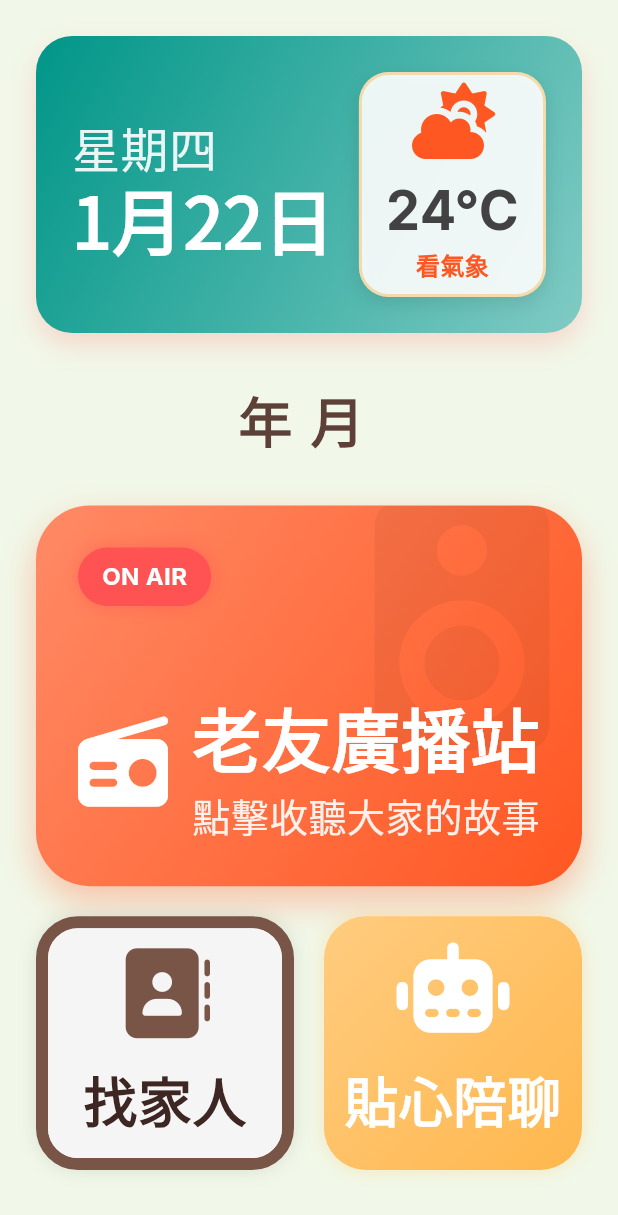
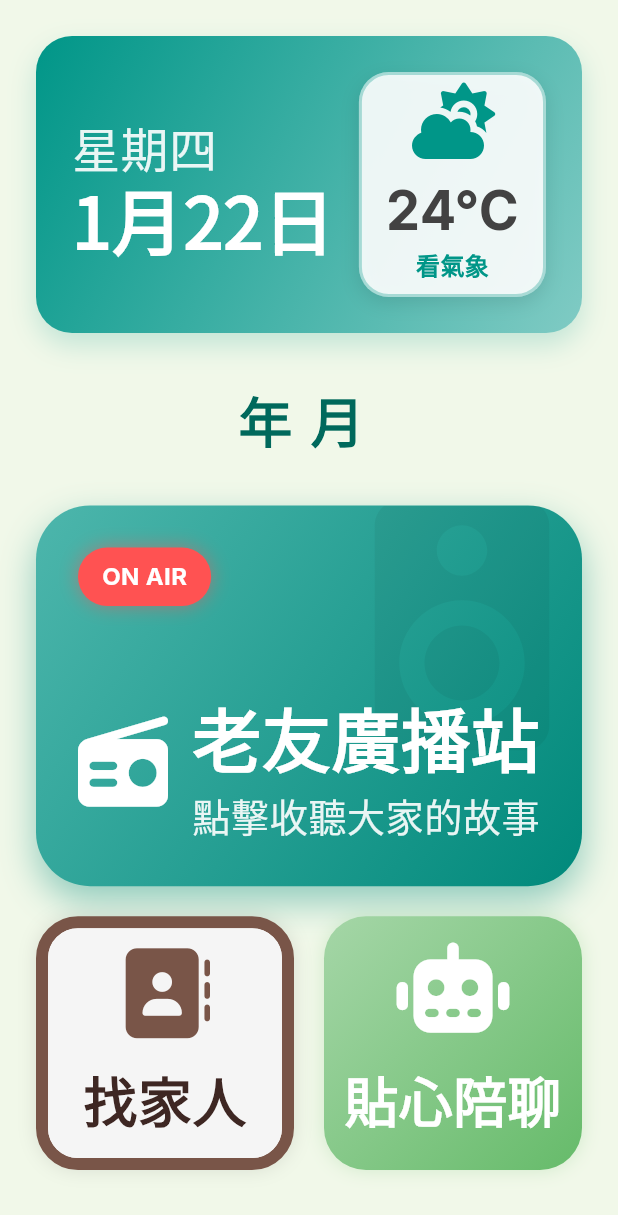
Before and after one commit to HuangYu-Kai/UniFlow, a Flutter app: the ElderHomeScreen screen opened directly, on a phone screen of 412 x 824 dp. Shown: the top 1215 px of the screen. Run offline on Flutter 3.47's test engine with Material 3 defaults, Android fonts, the phone set to English and light mode, and no system bars; drawn by our look-alikes of flutter_animate; our stand-ins replace flutter_tts, font_awesome_flutter, google_fonts, qr_flutter; missing offline and left inert: lunar.

Commit message:
unified_home_colors

```diff
--- a/lib/screens/elder_home_screen.dart
+++ b/lib/screens/elder_home_screen.dart
@@ -76,7 +76,7 @@ class _ElderHomeScreenState extends State<ElderHomeScreen> {
                   borderRadius: BorderRadius.circular(24),
                   boxShadow: [
                     BoxShadow(
-                      color: Colors.redAccent.withOpacity(0.2),
+                      color: Colors.teal.withOpacity(0.2), // 統一陰影色
                       blurRadius: 15,
                       offset: const Offset(0, 8),
                     ),
@@ -143,7 +143,7 @@ class _ElderHomeScreenState extends State<ElderHomeScreen> {
                             ),
                           ],
                           border: Border.all(
-                            color: Colors.orange.withOpacity(0.3), // 橘色邊框
+                            color: Colors.teal.withOpacity(0.3), // 統一邊框色
                             width: 2,
                           ),
                         ),
@@ -151,7 +151,7 @@ class _ElderHomeScreenState extends State<ElderHomeScreen> {
                           children: [
                             const FaIcon(
                               FontAwesomeIcons.cloudSun,
-                              color: Colors.deepOrange, // 深橘色圖示
+                              color: Colors.teal, // 統一圖示色
                               size: 48,
                             ),
                             const SizedBox(height: 8),
@@ -171,7 +171,7 @@ class _ElderHomeScreenState extends State<ElderHomeScreen> {
                               style: GoogleFonts.notoSansTc(
                                 fontSize: 16,
                                 fontWeight: FontWeight.bold,
-                                color: Colors.deepOrange,
+                                color: Colors.teal,
                               ),
                             ),
                           ],
@@ -191,7 +191,7 @@ class _ElderHomeScreenState extends State<ElderHomeScreen> {
                   style: GoogleFonts.notoSansTc(
                     fontSize: 36, // 大字體
                     fontWeight: FontWeight.bold,
-                    color: const Color(0xFF5D4037), // 深褐色
+                    color: const Color(0xFF00695C), // 深青色文字
                     letterSpacing: 2.0,
                   ),
                 ),
@@ -238,17 +238,17 @@ class _ElderHomeScreenState extends State<ElderHomeScreen> {
       child:
           Container(
                 decoration: BoxDecoration(
-                  color: const Color(0xFFFF7043), // 復古橘
+                  color: const Color(0xFF26A69A), // 青色
                   borderRadius: BorderRadius.circular(36),
                   // 擬物化紋理 (Gradient)
                   gradient: const LinearGradient(
-                    colors: [Color(0xFFFF8A65), Color(0xFFFF5722)], // 橘紅漸層
+                    colors: [Color(0xFF4DB6AC), Color(0xFF00897B)], // 青色漸層
                     begin: Alignment.topLeft,
                     end: Alignment.bottomRight,
                   ),
                   boxShadow: [
                     BoxShadow(
-                      color: const Color(0xFFFF7043).withOpacity(0.4),
+                      color: const Color(0xFF00897B).withOpacity(0.4),
                       blurRadius: 20,
                       offset: const Offset(0, 10),
                     ),
@@ -415,15 +415,15 @@ class _ElderHomeScreenState extends State<ElderHomeScreen> {
       ),
       child: Container(
         decoration: BoxDecoration(
-          color: const Color(0xFFFFCC80), // 淺橘
+          color: const Color(0xFFA5D6A7), // 淺綠
           borderRadius: BorderRadius.circular(28),
           gradient: const LinearGradient(
-            colors: [Color(0xFFFFCC80), Color(0xFFFFB74D)], // 淺橘漸層
+            colors: [Color(0xFFA5D6A7), Color(0xFF66BB6A)], // 淺綠漸層
             begin: Alignment.topLeft,
             end: Alignment.bottomRight,
           ),
           boxShadow: [
-            BoxShadow(color: Colors.orange.withOpacity(0.2), blurRadius: 10),
+            BoxShadow(color: Colors.green.withOpacity(0.2), blurRadius: 10),
           ],
         ),
         child: Stack(
```
